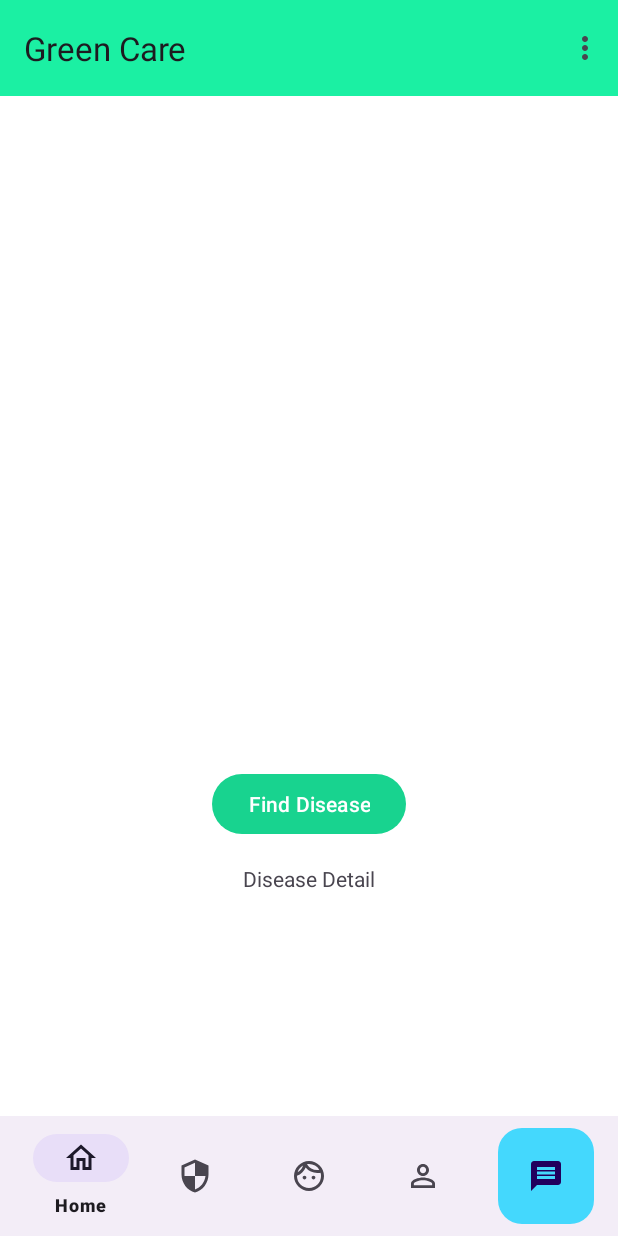
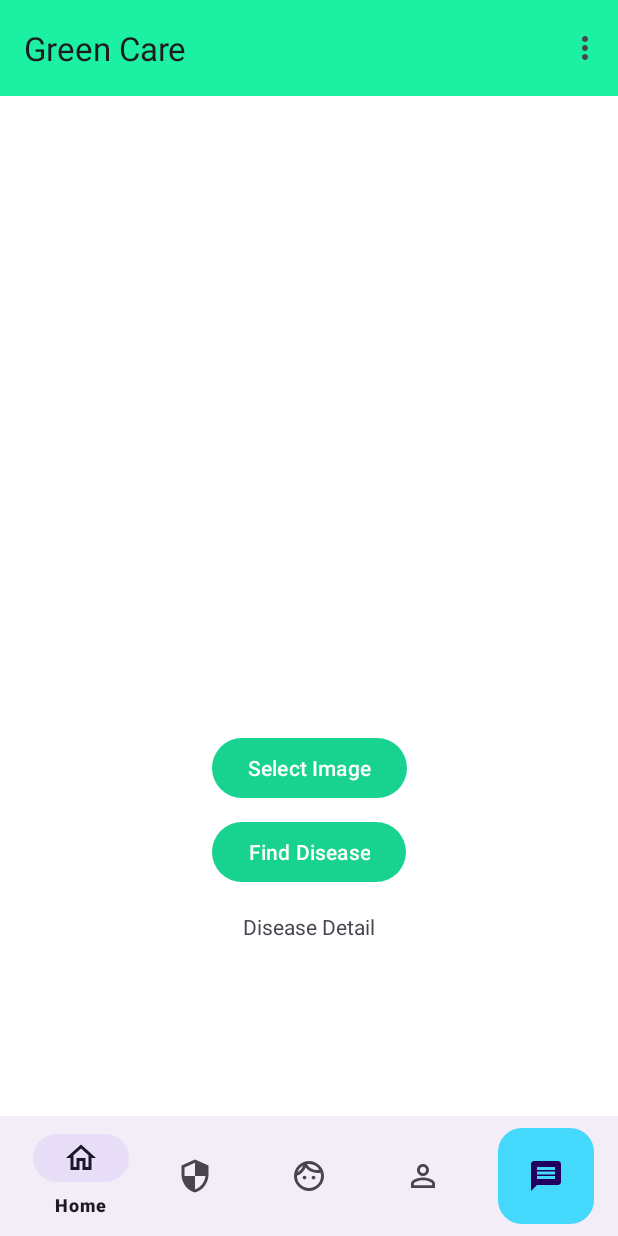
Before and after one commit to Muhammad-bilal-503/Plant-Disease-Detection-System, an Android app: the fragment MyPlantFragment placed in its activity, on a phone screen of 412 x 824 dp. Run offline under Robolectric (Android 15) with nearby library versions, the phone set to English and light mode, and no system bars; libraries missing offline, so code that uses them is left out: org.tensorflow.lite; 1 statement that could not run was skipped.

Commit message:
feat: Integrate ML model for plant disease detection and update dependencies
-   Added TensorFlow Lite dependencies for ML model implementation.
-   Implemented plant disease detection using a pre-trained model in `MyPlantFragment`.
-   Added the ability to select images from the device's storage in `MyPlantFragment`.
-   Updated the `find_disease_Button` to process images and display the disease information.
-   Updated various dependencies, including Gradle, CameraX, Material, and Exifinterface.
-   Upgraded compile SDK and target SDK to 34.
-   Added `READ_MEDIA_IMAGES` permission in `AndroidManifest.xml`.
-   Updated layout of `MyPlantFragment`.
-   Updated SignUpActivity to switch b/w expert and user signup.
-   Updated `gradle-wrapper.properties` to use gradle-8.2-bin.zip.
- Added Camera Image Capture on success and error callback.
- Added new ml model file and example image.
- Added new idea setting related files.

```diff
--- a/app/src/main/AndroidManifest.xml
+++ b/app/src/main/AndroidManifest.xml
@@ -6,9 +6,14 @@
         android:maxSdkVersion="32" />
     <uses-permission android:name="android.permission.READ_EXTERNAL_STORAGE"
         android:maxSdkVersion="32" />
+    <uses-permission android:name="android.permission.READ_MEDIA_IMAGES"/>
+
     <uses-feature android:name="android.hardware.camera.any" />
     <uses-permission android:name="android.permission.CAMERA"/>
+    <uses-feature android:name="android.hardware.camera" android:required="false" />
+
     <uses-permission android:name="android.permission.INTERNET"/>
+
     <uses-permission android:name="android.permission.ACCESS_COARSE_LOCATION" />
     <uses-permission android:name="android.permission.ACCESS_FINE_LOCATION" />
 
--- a/app/src/main/res/layout/fragment_my_plant.xml
+++ b/app/src/main/res/layout/fragment_my_plant.xml
@@ -23,14 +23,24 @@
             app:layout_constraintTop_toTopOf="parent" />
 
         <com.google.android.material.button.MaterialButton
+            android:id="@+id/upload_button"
+            android:layout_width="wrap_content"
+            android:layout_height="wrap_content"
+            android:layout_marginTop="8dp"
+            android:text="Select Image"
+            app:layout_constraintEnd_toEndOf="parent"
+            app:layout_constraintStart_toStartOf="parent"
+            app:layout_constraintTop_toBottomOf="@+id/plant_image" />
+
+        <com.google.android.material.button.MaterialButton
             android:id="@+id/find_disease_Button"
             android:layout_width="wrap_content"
             android:layout_height="wrap_content"
-            android:layout_marginTop="32dp"
             android:text="Find Disease"
             app:layout_constraintEnd_toEndOf="parent"
+            android:layout_marginTop="8dp"
             app:layout_constraintStart_toStartOf="parent"
-            app:layout_constraintTop_toBottomOf="@+id/plant_image" />
+            app:layout_constraintTop_toBottomOf="@+id/upload_button" />
 
         <TextView
             android:id="@+id/disease_detail_text"
--- a/build.gradle.kts
+++ b/build.gradle.kts
@@ -1,4 +1,4 @@
 // Top-level build file where you can add configuration options common to all sub-projects/modules.
 plugins {
-    id("com.android.application") version "8.1.1" apply false
+    id("com.android.application") version "8.2.0" apply false
 }
```
Also changed, not shown: app/build.gradle.kts (+11 -5 lines), app/src/main/java/com/sih23/plantdiseaseidentifiers/CameraActivity.java (+13 -0 lines), app/src/main/java/com/sih23/plantdiseaseidentifiers/MyPlantFragment.java (+73 -7 lines), app/src/main/java/com/sih23/plantdiseaseidentifiers/SignUpActivity.java (+10 -10 lines), app/src/main/res/drawable/le.JPG (added), gradle/wrapper/gradle-wrapper.properties, 1 other file.
